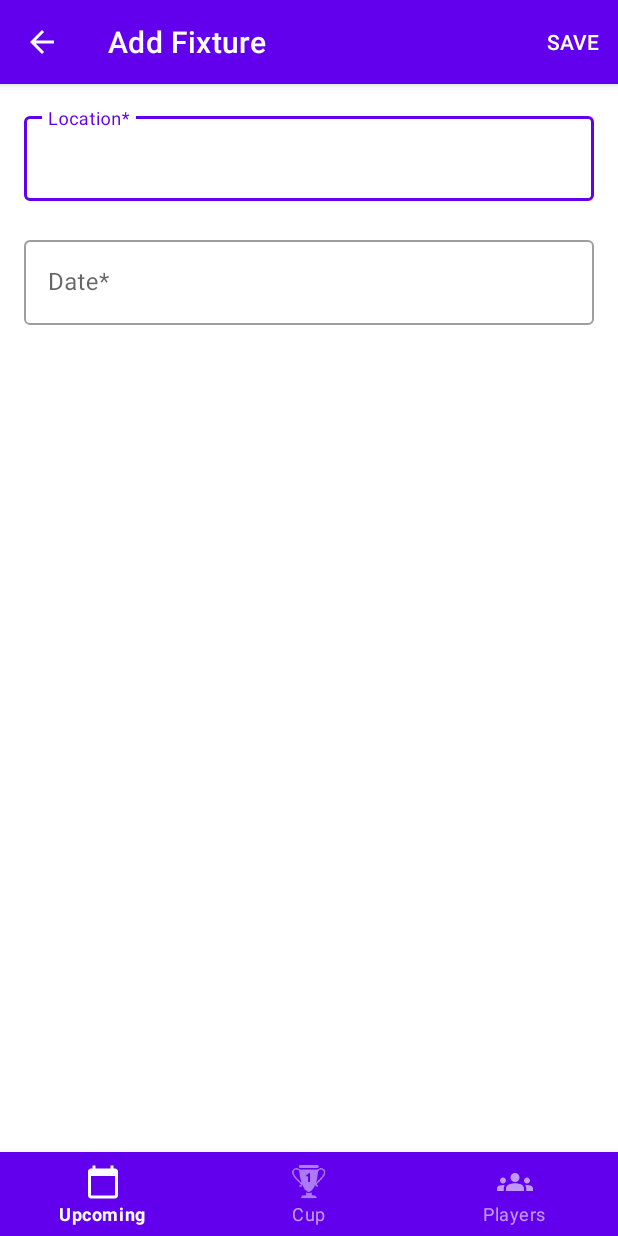
After one commit to RaduVulpescu/table-tennis-tournament-android, an Android app: the AddFixtureActivity screen opened directly, with no data from a screen before it, on a phone screen of 412 x 824 dp. The commit adds this screen. Run offline under Robolectric (Android 15) with nearby library versions, the phone set to English and light mode, and no system bars; our stand-ins replace Volley; network calls fail.

Commit message:
Add AddFixtureActivity and some prerequisites

```diff
--- /dev/null
+++ b/app/src/main/java/com/example/tabletennistournament/enums/FixtureState.java
@@ -0,0 +1,4 @@
+package com.example.tabletennistournament.enums;
+
+public enum FixtureState {
+}
--- a/app/src/main/java/com/example/tabletennistournament/modules/players/PlayerProfileActivity.java
+++ b/app/src/main/java/com/example/tabletennistournament/modules/players/PlayerProfileActivity.java
@@ -30,7 +30,6 @@ public class PlayerProfileActivity extends AppCompatActivity {
     Gson gson;
     RequestQueueSingleton requestQueue;
     String playerId;
-    BottomNavigationView bottomNavigationView;
 
     @Override
     protected void onCreate(Bundle savedInstanceState) {
@@ -39,7 +38,6 @@ public class PlayerProfileActivity extends AppCompatActivity {
 
         gson = new Gson();
         requestQueue = RequestQueueSingleton.getInstance(this);
-        bottomNavigationView = findViewById(R.id.bottom_navigation_player_profile);
 
         setBottomNavigationBar();
 
@@ -57,11 +55,12 @@ public class PlayerProfileActivity extends AppCompatActivity {
 
     @SuppressLint("NonConstantResourceId")
     private void setBottomNavigationBar() {
+        BottomNavigationView bottomNavigationView = findViewById(R.id.bottom_navigation_player_profile);
         bottomNavigationView.setSelectedItemId(R.id.navigation_button_players);
 
         bottomNavigationView.setOnNavigationItemSelectedListener(item -> {
             switch (item.getItemId()) {
-                case R.id.navigation_button_next_fixtures: {
+                case R.id.navigation_button_upcoming: {
                     Intent intent = new Intent(this, NextFixturesActivity.class);
                     startActivity(intent);
                     return true;
--- a/app/src/main/java/com/example/tabletennistournament/modules/players/PlayersActivity.java
+++ b/app/src/main/java/com/example/tabletennistournament/modules/players/PlayersActivity.java
@@ -80,7 +80,7 @@ public class PlayersActivity extends AppCompatActivity {
 
         bottomNavigationView.setOnNavigationItemSelectedListener(item -> {
             switch (item.getItemId()) {
-                case R.id.navigation_button_next_fixtures: {
+                case R.id.navigation_button_upcoming: {
                     Intent intent = new Intent(this, NextFixturesActivity.class);
                     startActivity(intent);
                     return true;
--- /dev/null
+++ b/app/src/main/java/com/example/tabletennistournament/modules/upcoming/AddFixtureActivity.java
@@ -0,0 +1,116 @@
+package com.example.tabletennistournament.modules.upcoming;
+
+import android.annotation.SuppressLint;
+import android.content.Intent;
+import android.os.Bundle;
+import android.view.Menu;
+import android.view.MenuItem;
+
+import androidx.appcompat.app.AppCompatActivity;
+
+import com.android.volley.Request;
+import com.android.volley.toolbox.JsonObjectRequest;
+import com.example.tabletennistournament.MainActivity;
+import com.example.tabletennistournament.R;
+import com.example.tabletennistournament.models.FixtureModel;
+import com.example.tabletennistournament.modules.players.PlayersActivity;
+import com.example.tabletennistournament.services.ApiRoutes;
+import com.example.tabletennistournament.services.RequestQueueSingleton;
+import com.google.android.material.bottomnavigation.BottomNavigationView;
+import com.google.android.material.progressindicator.LinearProgressIndicator;
+import com.google.android.material.snackbar.Snackbar;
+import com.google.android.material.textfield.TextInputLayout;
+import com.google.gson.Gson;
+
+import org.json.JSONException;
+import org.json.JSONObject;
+
+public class AddFixtureActivity extends AppCompatActivity {
+
+    public static final String EXTRA_FIXTURE_ADDED = "EXTRA_FIXTURE_ADDED";
+
+    Gson gson;
+    RequestQueueSingleton requestQueue;
+
+    TextInputLayout locationTextInputLayout;
+
+    @Override
+    protected void onCreate(Bundle savedInstanceState) {
+        super.onCreate(savedInstanceState);
+        setContentView(R.layout.activity_add_fixture);
+
+        gson = new Gson();
+        requestQueue = RequestQueueSingleton.getInstance(this);
+
+        locationTextInputLayout = findViewById(R.id.text_layout_add_fixture_location);
+
+        setBottomNavigationBar();
+    }
+
+    @Override
+    public boolean onCreateOptionsMenu(Menu menu) {
+        getMenuInflater().inflate(R.menu.menu_add_fixture, menu);
+        return true;
+    }
+
+    public void onClickSaveFixture(MenuItem item) throws JSONException {
+        FixtureModel newFixture = new FixtureModel();
+
+        LinearProgressIndicator progressIndicator = findViewById(R.id.linear_progress_indicator_add_fixture);
+        progressIndicator.show();
+        setUserInputEnabled(false);
+
+        Intent currentIntent = getIntent();
+        String currentSeasonId = currentIntent.getStringExtra(NextFixturesActivity.EXTRA_CURRENT_SEASON_ID);
+
+        JsonObjectRequest jsonObjectRequest = new JsonObjectRequest(Request.Method.POST, ApiRoutes.FIXTURES_ROUTE(currentSeasonId), new JSONObject(gson.toJson(newFixture)),
+                response -> {
+                    Intent intent = new Intent(this, NextFixturesActivity.class);
+                    intent.putExtra(EXTRA_FIXTURE_ADDED, true);
+                    startActivity(intent);
+                    finish();
+                },
+                error -> {
+                    progressIndicator.hide();
+                    setUserInputEnabled(true);
+
+                    Snackbar snackbar = Snackbar.make(findViewById(R.id.constraint_layout_add_fixture), R.string.server_error, Snackbar.LENGTH_LONG);
+                    snackbar.setAnchorView(findViewById(R.id.bottom_navigation_add_fixture));
+                    snackbar.show();
+                }
+        );
+
+        requestQueue.add(jsonObjectRequest);
+    }
+
+    @SuppressLint("NonConstantResourceId")
+    private void setBottomNavigationBar() {
+        BottomNavigationView bottomNavigationView = findViewById(R.id.bottom_navigation_add_fixture);
+        bottomNavigationView.setSelectedItemId(R.id.navigation_button_upcoming);
+
+        bottomNavigationView.setOnNavigationItemSelectedListener(item -> {
+            switch (item.getItemId()) {
+                case R.id.navigation_button_upcoming: {
+                    return true;
+                }
+                case R.id.navigation_button_ranking: {
+                    Intent intent = new Intent(this, MainActivity.class);
+                    startActivity(intent);
+                    return true;
+                }
+                case R.id.navigation_button_players: {
+                    Intent intent = new Intent(this, PlayersActivity.class);
+                    startActivity(intent);
+                    return true;
+                }
+                default: {
+                    return false;
+                }
+            }
+        });
+    }
+
+    private void setUserInputEnabled(boolean enabled) {
+        locationTextInputLayout.setEnabled(enabled);
+    }
+}
--- /dev/null
+++ b/app/src/main/res/layout/activity_add_fixture.xml
@@ -0,0 +1,93 @@
+<?xml version="1.0" encoding="utf-8"?>
+<androidx.constraintlayout.widget.ConstraintLayout xmlns:android="http://schemas.android.com/apk/res/android"
+    xmlns:app="http://schemas.android.com/apk/res-auto"
+    xmlns:tools="http://schemas.android.com/tools"
+    android:id="@+id/constraint_layout_add_fixture"
+    android:layout_width="match_parent"
+    android:layout_height="match_parent"
+    tools:context=".modules.upcoming.AddFixtureActivity">
+
+    <com.google.android.material.progressindicator.LinearProgressIndicator
+        android:id="@+id/linear_progress_indicator_add_fixture"
+        android:layout_width="match_parent"
+        android:layout_height="wrap_content"
+        android:indeterminate="true"
+        android:visibility="invisible"
+        app:layout_constraintEnd_toEndOf="parent"
+        app:layout_constraintStart_toStartOf="parent"
+        app:layout_constraintTop_toTopOf="parent" />
+
+    <ScrollView
+        android:layout_width="match_parent"
+        android:layout_height="wrap_content"
+        android:paddingBottom="64dp"
+        app:layout_constraintEnd_toEndOf="parent"
+        app:layout_constraintStart_toStartOf="parent"
+        app:layout_constraintTop_toTopOf="parent">
+
+        <LinearLayout
+            android:layout_width="match_parent"
+            android:layout_height="wrap_content"
+            android:orientation="vertical">
+
+            <com.google.android.material.textfield.TextInputLayout
+                android:id="@+id/text_layout_add_fixture_location"
+                style="@style/Widget.MaterialComponents.TextInputLayout.OutlinedBox"
+                android:layout_width="match_parent"
+                android:layout_height="wrap_content"
+                android:focusedByDefault="true"
+                android:hint="Location*"
+                android:paddingStart="16dp"
+                android:paddingTop="16dp"
+                android:paddingEnd="16dp"
+                app:errorEnabled="true"
+                app:layout_constraintEnd_toEndOf="parent"
+                app:layout_constraintStart_toStartOf="parent"
+                app:layout_constraintTop_toTopOf="parent">
+
+                <com.google.android.material.textfield.TextInputEditText
+                    android:id="@+id/text_input_add_fixture_location"
+                    android:layout_width="match_parent"
+                    android:layout_height="wrap_content"
+                    android:inputType="text" />
+
+            </com.google.android.material.textfield.TextInputLayout>
+
+            <com.google.android.material.textfield.TextInputLayout
+                android:id="@+id/text_layout_add_player_city"
+                style="@style/Widget.MaterialComponents.TextInputLayout.OutlinedBox"
+                android:layout_width="match_parent"
+                android:layout_height="wrap_content"
+                android:hint="Date*"
+                android:paddingStart="16dp"
+                android:paddingEnd="16dp"
+                app:errorEnabled="true"
+                app:layout_constraintEnd_toEndOf="parent"
+                app:layout_constraintStart_toStartOf="parent"
+                app:layout_constraintTop_toBottomOf="@id/text_layout_add_player_name">
+
+                <com.google.android.material.textfield.TextInputEditText
+                    android:id="@+id/text_input_add_player_city"
+                    android:layout_width="match_parent"
+                    android:layout_height="wrap_content"
+                    android:inputType="text" />
+
+            </com.google.android.material.textfield.TextInputLayout>
+
+
+        </LinearLayout>
+    </ScrollView>
+
+    <com.google.android.material.bottomnavigation.BottomNavigationView
+        android:id="@+id/bottom_navigation_add_fixture"
+        style="@style/Widget.MaterialComponents.BottomNavigationView.Colored"
+        android:layout_width="match_parent"
+        android:layout_height="wrap_content"
+        app:itemBackground="@color/purple_500"
+        app:layout_constraintBottom_toBottomOf="parent"
+        app:layout_constraintEnd_toEndOf="parent"
+        app:layout_constraintStart_toStartOf="parent"
+        app:menu="@menu/menu_main" />
+
+
+</androidx.constraintlayout.widget.ConstraintLayout>
--- a/app/src/main/res/layout/activity_add_player.xml
+++ b/app/src/main/res/layout/activity_add_player.xml
@@ -4,8 +4,7 @@
     xmlns:tools="http://schemas.android.com/tools"
     android:id="@+id/constraint_layout_add_player"
     android:layout_width="match_parent"
-    android:layout_height="match_parent"
-    android:orientation="vertical">
+    android:layout_height="match_parent">
 
     <com.google.android.material.progressindicator.LinearProgressIndicator
         android:id="@+id/linear_progress_indicator_add_player"
--- /dev/null
+++ b/app/src/main/res/menu/menu_add_fixture.xml
@@ -0,0 +1,11 @@
+<?xml version="1.0" encoding="utf-8"?>
+<menu xmlns:android="http://schemas.android.com/apk/res/android"
+    xmlns:app="http://schemas.android.com/apk/res-auto"
+    xmlns:tools="http://schemas.android.com/tools">
+    <item
+        android:id="@+id/menu_add_fixture_save"
+        android:onClick="onClickSaveFixture"
+        android:title="Save"
+        app:showAsAction="always"
+        tools:ignore="HardcodedText" />
+</menu>
--- a/app/src/main/res/menu/menu_main.xml
+++ b/app/src/main/res/menu/menu_main.xml
@@ -1,7 +1,7 @@
 <?xml version="1.0" encoding="utf-8"?>
 <menu xmlns:android="http://schemas.android.com/apk/res/android">
     <item
-        android:id="@+id/navigation_button_next_fixtures"
+        android:id="@+id/navigation_button_upcoming"
         android:enabled="true"
         android:icon="@drawable/ic_baseline_calendar_today_24"
         android:title="@string/navigation_next_fixtures" />
--- a/app/src/main/res/values/strings.xml
+++ b/app/src/main/res/values/strings.xml
@@ -41,4 +41,8 @@
     <string name="advanced_seasons">Advanced Seasons</string>
     <string name="open_seasons">Open Seasons</string>
     <string name="reload_button">Reload</string>
+    <string name="current_season_id">CURRENT_SEASON_ID</string>
+    <string name="label_add_fixture">Add Fixture</string>
+    <string name="label_player_profile">Player Profile</string>
+    <string name="shared_preferences">SHARED_PREFERENCES</string>
 </resources>
```
Also changed, not shown: app/src/main/AndroidManifest.xml (+8 -3 lines), app/src/main/java/com/example/tabletennistournament/MainActivity.java (+11 -2 lines), app/src/main/java/com/example/tabletennistournament/enums/FixtureType.java (added, +14 -0 lines), app/src/main/java/com/example/tabletennistournament/models/FixtureModel.java (added, +23 -0 lines), app/src/main/java/com/example/tabletennistournament/models/FixturePlayer.java (added, +11 -0 lines), app/src/main/java/com/example/tabletennistournament/modules/players/AddPlayerActivity.java (+6 -10 lines), app/src/main/java/com/example/tabletennistournament/modules/upcoming/NextFixturesActivity.java (+74 -5 lines), app/src/main/java/com/example/tabletennistournament/services/ApiRoutes.java (+7 -0 lines), app/src/main/res/layout/activity_next_fixtures.xml (+49 -0 lines).
